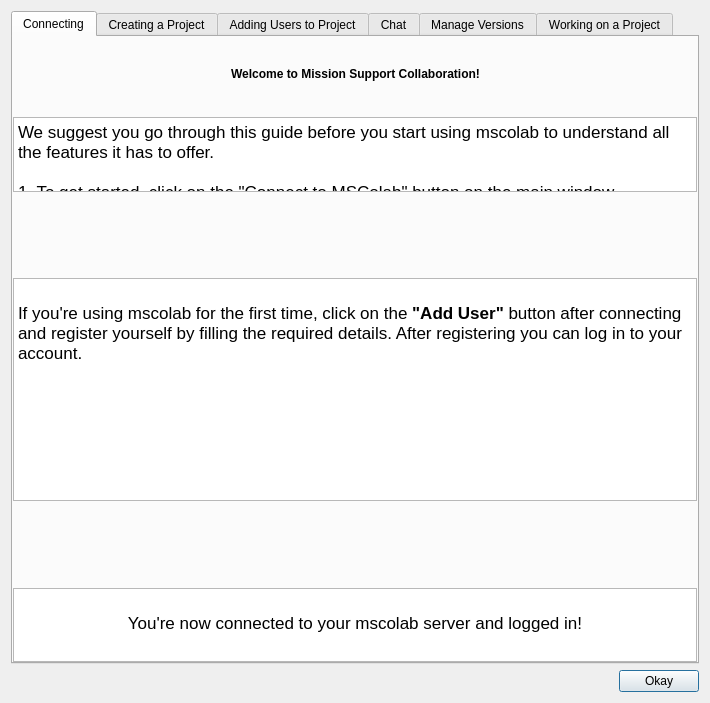
First picture: the form in mslib/msui/ui/ui_mscolab_help_dialog.ui, repository Open-MSS/MSS, before the edit.
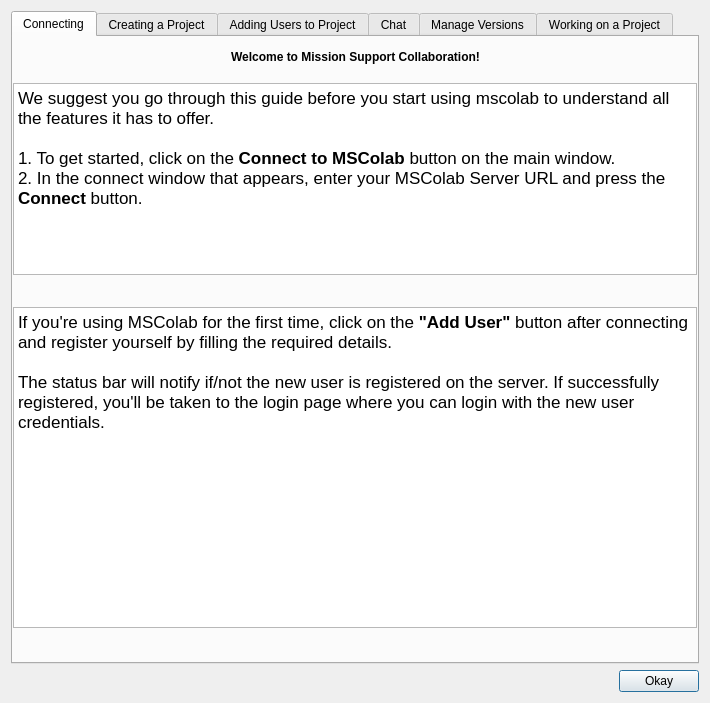
Second picture: the form after the edit. Icons and pictures are not drawn.

Commit message: updated mscolab help dialog

What changed in the file:
```diff
--- a/mslib/msui/ui/ui_mscolab_help_dialog.ui
+++ b/mslib/msui/ui/ui_mscolab_help_dialog.ui
@@ -45,12 +45,18 @@
           <number>-1</number>
          </property>
          <item row="0" column="0">
-          <layout class="QVBoxLayout" name="verticalLayout_3" stretch="1,1,1,3,1,1">
+          <layout class="QVBoxLayout" name="verticalLayout_3" stretch="0,1,0,1,0">
            <property name="spacing">
             <number>-1</number>
            </property>
            <item>
             <layout class="QHBoxLayout" name="horizontalLayout_8">
+             <property name="topMargin">
+              <number>10</number>
+             </property>
+             <property name="bottomMargin">
+              <number>10</number>
+             </property>
              <item>
               <spacer name="horizontalSpacer_14">
                <property name="orientation">
@@ -114,8 +120,9 @@
 &lt;html&gt;&lt;head&gt;&lt;meta name=&quot;qrichtext&quot; content=&quot;1&quot; /&gt;&lt;style type=&quot;text/css&quot;&gt;
 p, li { white-space: pre-wrap; }
 &lt;/style&gt;&lt;/head&gt;&lt;body style=&quot; font-family:'.AppleSystemUIFont'; font-size:13pt; font-weight:400; font-style:normal;&quot;&gt;
-&lt;p style=&quot; margin-top:0px; margin-bottom:0px; margin-left:0px; margin-right:0px; -qt-block-indent:0; text-indent:0px;&quot;&gt;&lt;span style=&quot; font-family:'.SF NS Text';&quot;&gt;We suggest you go through this guide before you start using mscolab to understand all the features it has to offer.&lt;br /&gt;&lt;br /&gt;1. To get started, click on the &amp;quot;Connect to MSColab&amp;quot; button on the main window.&lt;/span&gt;&lt;/p&gt;
-&lt;p style=&quot; margin-top:0px; margin-bottom:0px; margin-left:0px; margin-right:0px; -qt-block-indent:0; text-indent:0px;&quot;&gt;&lt;span style=&quot; font-family:'.SF NS Text';&quot;&gt;2. In the connect window that appears, enter your mscolab server url and press connect.&lt;/span&gt;&lt;/p&gt;&lt;/body&gt;&lt;/html&gt;</string>
+&lt;p style=&quot; margin-top:0px; margin-bottom:0px; margin-left:0px; margin-right:0px; -qt-block-indent:0; text-indent:0px;&quot;&gt;&lt;span style=&quot; font-family:'.SF NS Text';&quot;&gt;We suggest you go through this guide before you start using mscolab to understand all the features it has to offer.&lt;br /&gt;&lt;br /&gt;1. To get started, click on the &lt;/span&gt;&lt;span style=&quot; font-family:'.SF NS Text'; font-weight:600;&quot;&gt;Connect to MSColab&lt;/span&gt;&lt;span style=&quot; font-family:'.SF NS Text';&quot;&gt; button on the main window.&lt;/span&gt;&lt;/p&gt;
+&lt;p style=&quot; margin-top:0px; margin-bottom:0px; margin-left:0px; margin-right:0px; -qt-block-indent:0; text-indent:0px;&quot;&gt;&lt;span style=&quot; font-family:'.SF NS Text';&quot;&gt;2. In the connect window that appears, enter your MSColab Server URL and press the &lt;/span&gt;&lt;span style=&quot; font-family:'.SF NS Text'; font-weight:600;&quot;&gt;Connect&lt;/span&gt;&lt;span style=&quot; font-family:'.SF NS Text';&quot;&gt; button.&lt;/span&gt;&lt;/p&gt;
+&lt;p style=&quot;-qt-paragraph-type:empty; margin-top:0px; margin-bottom:0px; margin-left:0px; margin-right:0px; -qt-block-indent:0; text-indent:0px; font-family:'.SF NS Text';&quot;&gt;&lt;br /&gt;&lt;/p&gt;&lt;/body&gt;&lt;/html&gt;</string>
              </property>
             </widget>
            </item>
@@ -178,13 +185,17 @@
 &lt;html&gt;&lt;head&gt;&lt;meta name=&quot;qrichtext&quot; content=&quot;1&quot; /&gt;&lt;style type=&quot;text/css&quot;&gt;
 p, li { white-space: pre-wrap; }
 &lt;/style&gt;&lt;/head&gt;&lt;body style=&quot; font-family:'.AppleSystemUIFont'; font-size:13pt; font-weight:400; font-style:normal;&quot;&gt;
+&lt;p style=&quot; margin-top:0px; margin-bottom:0px; margin-left:0px; margin-right:0px; -qt-block-indent:0; text-indent:0px;&quot;&gt;&lt;span style=&quot; font-family:'.SF NS Text';&quot;&gt;If you're using MSColab for the first time, click on the &lt;/span&gt;&lt;span style=&quot; font-family:'.SF NS Text'; font-weight:600;&quot;&gt;&amp;quot;Add User&amp;quot;&lt;/span&gt;&lt;span style=&quot; font-family:'.SF NS Text';&quot;&gt; button after connecting and register yourself by filling the required details. &lt;/span&gt;&lt;/p&gt;
 &lt;p style=&quot;-qt-paragraph-type:empty; margin-top:0px; margin-bottom:0px; margin-left:0px; margin-right:0px; -qt-block-indent:0; text-indent:0px; font-family:'.SF NS Text';&quot;&gt;&lt;br /&gt;&lt;/p&gt;
-&lt;p style=&quot; margin-top:0px; margin-bottom:0px; margin-left:0px; margin-right:0px; -qt-block-indent:0; text-indent:0px;&quot;&gt;&lt;span style=&quot; font-family:'.SF NS Text';&quot;&gt;If you're using mscolab for the first time, click on the &lt;/span&gt;&lt;span style=&quot; font-family:'.SF NS Text'; font-weight:600;&quot;&gt;&amp;quot;Add User&amp;quot;&lt;/span&gt;&lt;span style=&quot; font-family:'.SF NS Text';&quot;&gt; button after connecting and register yourself by filling the required details. After registering you can log in to your account.&lt;/span&gt;&lt;/p&gt;&lt;/body&gt;&lt;/html&gt;</string>
+&lt;p style=&quot; margin-top:0px; margin-bottom:0px; margin-left:0px; margin-right:0px; -qt-block-indent:0; text-indent:0px;&quot;&gt;&lt;span style=&quot; font-family:'.SF NS Text';&quot;&gt;The status bar will notify if/not the new user is registered on the server. If successfully registered, you'll be taken to the login page where you can login with the new user credentials.&lt;/span&gt;&lt;/p&gt;&lt;/body&gt;&lt;/html&gt;</string>
              </property>
             </widget>
            </item>
            <item>
             <layout class="QHBoxLayout" name="horizontalLayout_10">
+             <property name="bottomMargin">
+              <number>8</number>
+             </property>
              <item>
               <spacer name="horizontalSpacer_18">
                <property name="orientation">
@@ -226,33 +237,6 @@
              </item>
             </layout>
            </item>
-           <item>
-            <widget class="QTextEdit" name="textEdit_19">
-             <property name="enabled">
-              <bool>true</bool>
-             </property>
-             <property name="verticalScrollBarPolicy">
-              <enum>Qt::ScrollBarAlwaysOff</enum>
-             </property>
-             <property name="horizontalScrollBarPolicy">
-              <enum>Qt::ScrollBarAlwaysOff</enum>
-             </property>
-             <property name="undoRedoEnabled">
-              <bool>false</bool>
-             </property>
-             <property name="readOnly">
-              <bool>true</bool>
-             </property>
-             <property name="html">
-              <string>&lt;!DOCTYPE HTML PUBLIC &quot;-//W3C//DTD HTML 4.0//EN&quot; &quot;http://www.w3.org/TR/REC-html40/strict.dtd&quot;&gt;
-&lt;html&gt;&lt;head&gt;&lt;meta name=&quot;qrichtext&quot; content=&quot;1&quot; /&gt;&lt;style type=&quot;text/css&quot;&gt;
-p, li { white-space: pre-wrap; }
-&lt;/style&gt;&lt;/head&gt;&lt;body style=&quot; font-family:'.AppleSystemUIFont'; font-size:13pt; font-weight:400; font-style:normal;&quot;&gt;
-&lt;p align=&quot;center&quot; style=&quot;-qt-paragraph-type:empty; margin-top:0px; margin-bottom:0px; margin-left:0px; margin-right:0px; -qt-block-indent:0; text-indent:0px; font-family:'.SF NS Text';&quot;&gt;&lt;br /&gt;&lt;/p&gt;
-&lt;p align=&quot;center&quot; style=&quot; margin-top:0px; margin-bottom:0px; margin-left:0px; margin-right:0px; -qt-block-indent:0; text-indent:0px;&quot;&gt;&lt;span style=&quot; font-family:'.SF NS Text';&quot;&gt;You're now connected to your mscolab server and logged in!&lt;/span&gt;&lt;/p&gt;&lt;/body&gt;&lt;/html&gt;</string>
-             </property>
-            </widget>
-           </item>
           </layout>
          </item>
         </layout>
```
The commit also changes 4 other files.
